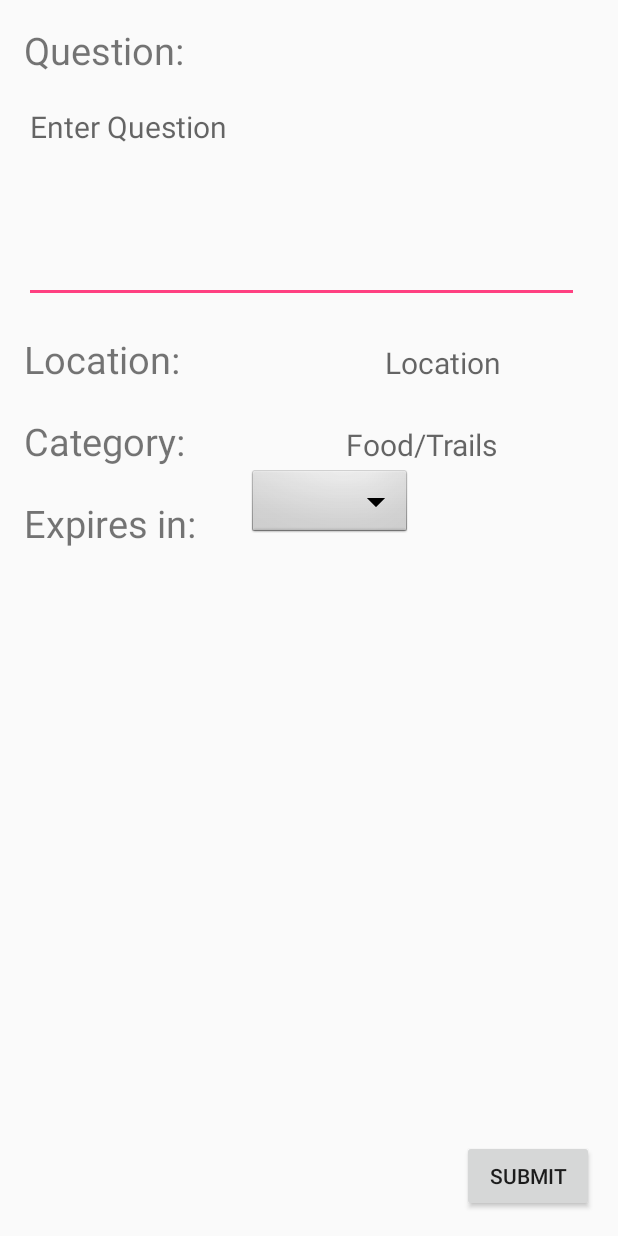
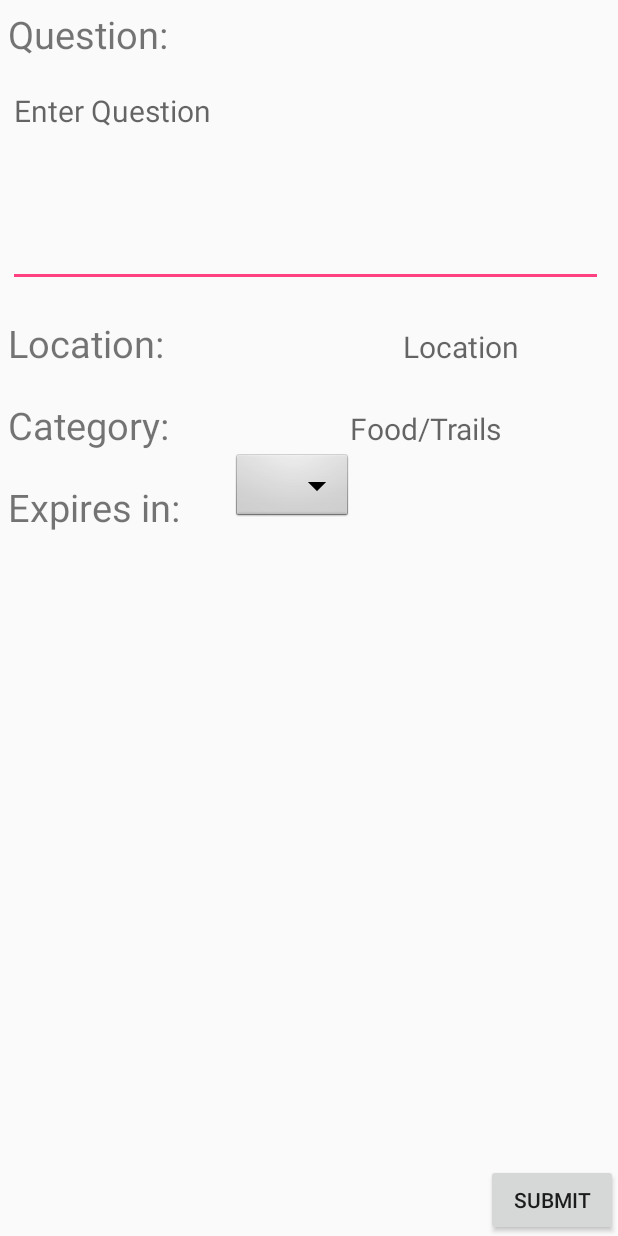
Before and after one commit to ruraj/askaround, an Android app: the layout makequestion.xml on its own in the app's theme, with its tools: preview values and no code run, on a phone screen of 412 x 824 dp. Run offline under Robolectric (Android 15) with nearby library versions, the phone set to English and light mode, and no system bars.

Commit message:
v8
spans made to be 2

```diff
--- a/app/src/main/res/layout/makequestion.xml
+++ b/app/src/main/res/layout/makequestion.xml
@@ -3,10 +3,9 @@
     xmlns:tools="http://schemas.android.com/tools"
     android:layout_width="match_parent"
     android:layout_height="match_parent"
-    android:paddingBottom="@dimen/activity_vertical_margin"
-    android:paddingLeft="@dimen/activity_horizontal_margin"
-    android:paddingRight="@dimen/activity_horizontal_margin"
-    android:paddingTop="@dimen/activity_vertical_margin"
+    android:paddingLeft="5dp"
+    android:paddingTop="5dp"
+
     tools:context="com.example.jearbear.bob.Questionenter">
     <TableLayout
         android:layout_width="match_parent"
@@ -64,9 +63,9 @@
                 android:layout_marginRight="10dp"
                 android:textSize="20sp"
                 android:hint="Location"
-                android:ellipsize="marquee"
+                android:layout_span="2"
+                />
 
-                />
         </TableRow>
         <TableRow>
 
@@ -84,6 +83,7 @@
                 android:layout_height="wrap_content"
                 android:hint="Food/Trails"
                 android:textSize="20sp"
+                android:layout_span="2"
                 android:textAlignment="center"
                 android:layout_weight="1"
 
```
